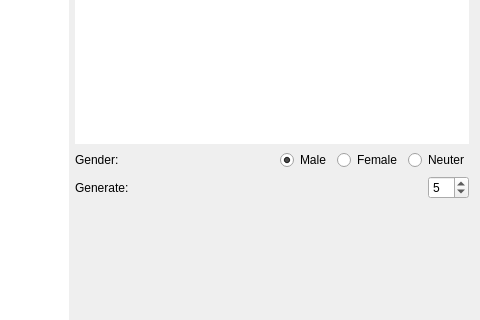
Old version of the form fantasynamegeneratorwidget.ui in the repository ganelonhb/QDMSuite; both pictures show x 336 to 816 and y 220 to 540 of the 816 by 735 pixel window.
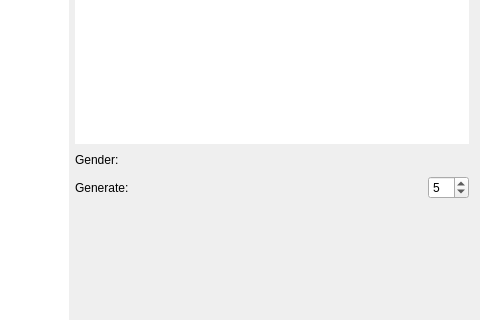
New version of the form. Icons and pictures are not drawn.

Diff of the .ui file:
```diff
--- a/fantasynamegeneratorwidget.ui
+++ b/fantasynamegeneratorwidget.ui
@@ -129,39 +129,6 @@
            </property>
           </spacer>
          </item>
-         <item>
-          <widget class="QRadioButton" name="maleRadioButton">
-           <property name="text">
-            <string>Male</string>
-           </property>
-           <property name="checked">
-            <bool>true</bool>
-           </property>
-           <attribute name="buttonGroup">
-            <string notr="true">genderButtonGroup</string>
-           </attribute>
-          </widget>
-         </item>
-         <item>
-          <widget class="QRadioButton" name="femaleRadioButton">
-           <property name="text">
-            <string>Female</string>
-           </property>
-           <attribute name="buttonGroup">
-            <string notr="true">genderButtonGroup</string>
-           </attribute>
-          </widget>
-         </item>
-         <item>
-          <widget class="QRadioButton" name="neuterRadioButton">
-           <property name="text">
-            <string>Neuter</string>
-           </property>
-           <attribute name="buttonGroup">
-            <string notr="true">genderButtonGroup</string>
-           </attribute>
-          </widget>
-         </item>
         </layout>
        </item>
        <item row="1" column="1">
```
Left out of the diff: 7 changed lines with no effect on the pictures.
